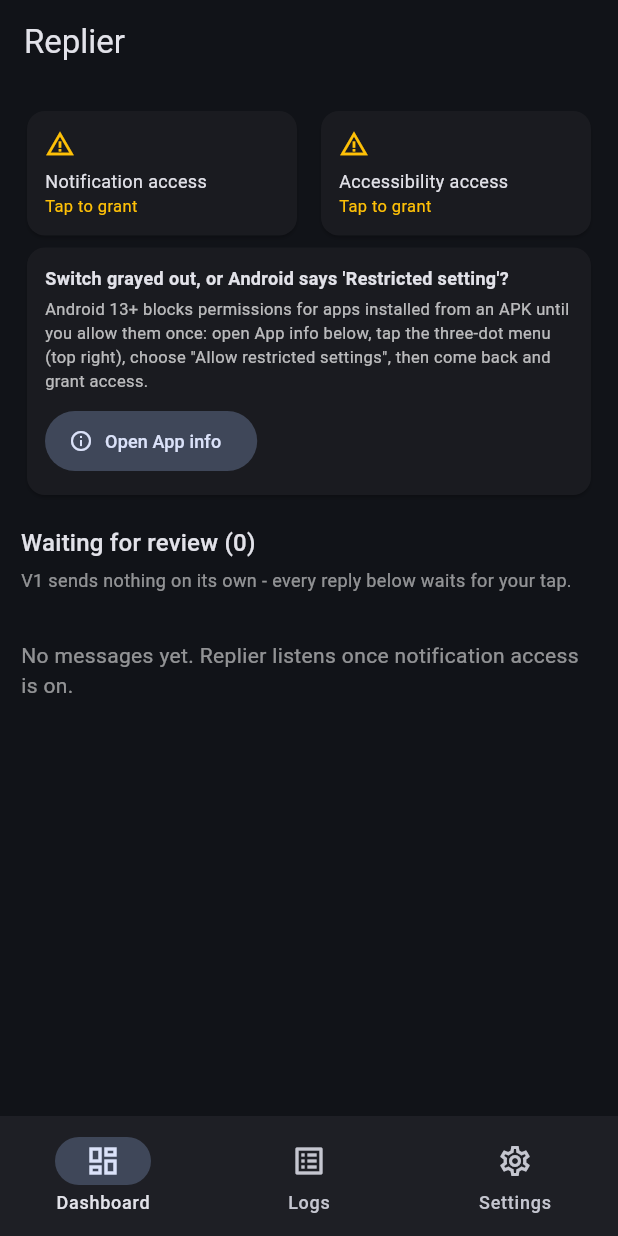
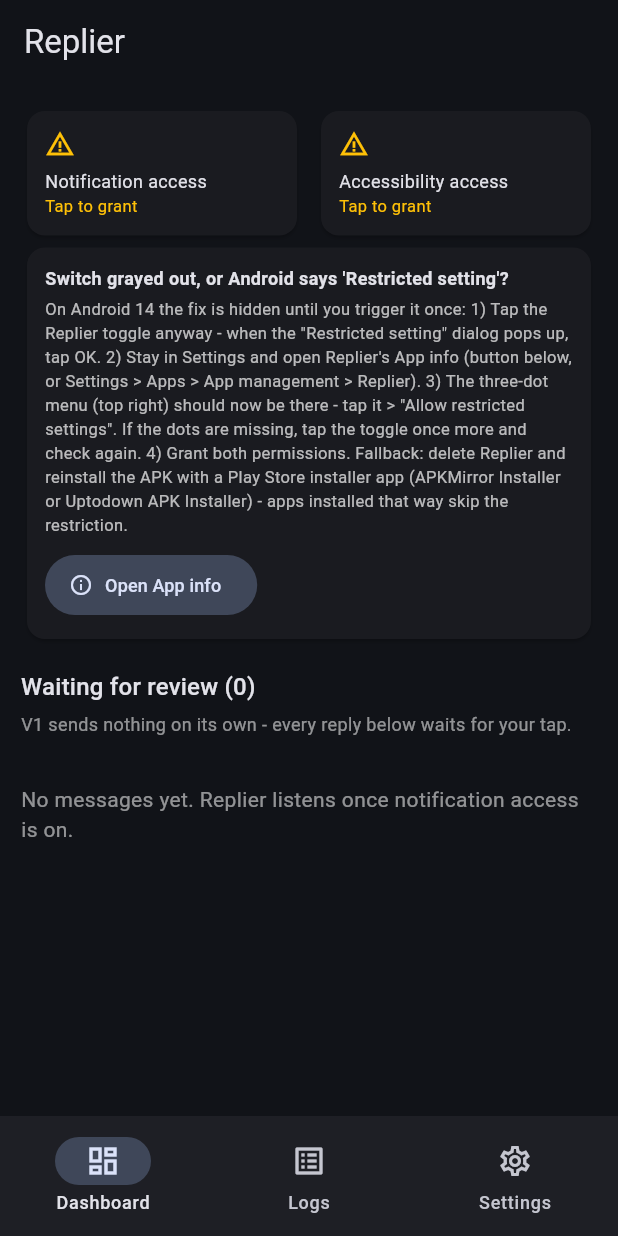
Before and after one commit to frances09f-lgtm/replier, a Flutter app: the screen it shows after launch, on a phone screen of 412 x 824 dp. Run offline on Flutter 3.47's test engine with Material 3 defaults, Android fonts, the phone set to English and light mode, and no system bars; our stand-ins replace hive, hive_flutter; accounts and stored records are empty; network calls fail.

Commit message:
OxygenOS/Android 14 restricted-settings guidance: trigger the dialog first
The three-dot 'Allow restricted settings' menu on App info only appears
after the user taps the grayed toggle once and dismisses the 'Restricted
setting' dialog - on Android 14 skins (incl. OxygenOS 14) the menu is
simply absent before that. New steps reflect the trigger-first flow and
add the Play Store installer-app fallback (session-installed apps skip
the restriction entirely).

```diff
--- a/lib/ui/home.dart
+++ b/lib/ui/home.dart
@@ -163,10 +163,16 @@
           ),
           const SizedBox(height: 4),
           const Text(
-            'Android 13+ blocks permissions for apps installed from an APK '
-            'until you allow them once: open App info below, tap the three-dot '
-            'menu (top right), choose "Allow restricted settings", then come '
-            'back and grant access.',
+            'On Android 14 the fix is hidden until you trigger it once: '
+            '1) Tap the Replier toggle anyway - when the "Restricted setting" '
+            'dialog pops up, tap OK. 2) Stay in Settings and open Replier\'s '
+            'App info (button below, or Settings > Apps > App management > '
+            'Replier). 3) The three-dot menu (top right) should now be there - '
+            'tap it > "Allow restricted settings". If the dots are missing, '
+            'tap the toggle once more and check again. 4) Grant both '
+            'permissions. Fallback: delete Replier and reinstall the APK with '
+            'a Play Store installer app (APKMirror Installer or Uptodown APK '
+            'Installer) - apps installed that way skip the restriction.',
             style: TextStyle(fontSize: 11, color: Colors.white70),
           ),
           const SizedBox(height: 8),
@@ -337,7 +343,7 @@
         ListTile(
           title: const Text('App info'),
           subtitle: const Text(
-              'Fix "Restricted setting": App info > three-dot menu > Allow restricted settings'),
+              'Fix "Restricted setting": tap the grayed toggle first, then App info > three-dot menu > Allow restricted settings'),
           trailing: const Icon(Icons.open_in_new, size: 18),
           onTap: c.bridge.openAppSettings,
         ),
```
